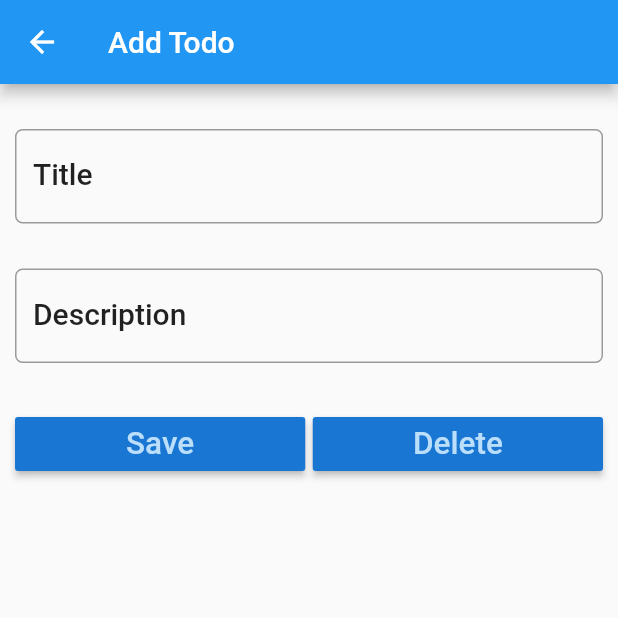
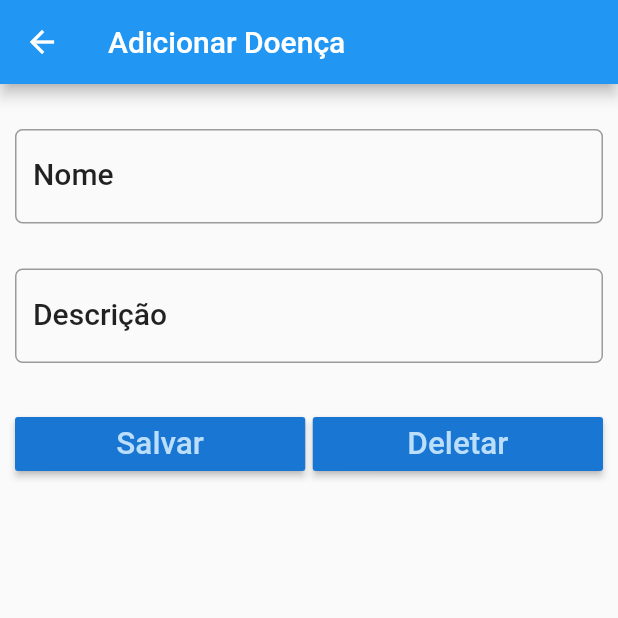
Before and after one commit to vambertojr/hope, a Flutter app: the TodoList screen opened directly, after a tap on the "add" icon, on a phone screen of 412 x 824 dp, the top half of it. Run offline on Flutter 3.47's test engine with Material 2 defaults, Android fonts, the phone set to English and light mode, and no system bars; our stand-ins replace sqflite; accounts and stored records are empty.

```diff
--- a/lib/todo_detail.dart
+++ b/lib/todo_detail.dart
@@ -70,7 +70,7 @@ class TodoDetailState extends State<TodoDetail> {
                       updateTitle();
                     },
                     decoration: InputDecoration(
-                        labelText: 'Title',
+                        labelText: 'Nome',
                         labelStyle: textStyle,
                         border: OutlineInputBorder(
                             borderRadius: BorderRadius.circular(5.0)
@@ -89,7 +89,7 @@ class TodoDetailState extends State<TodoDetail> {
                       updateDescription();
                     },
                     decoration: InputDecoration(
-                        labelText: 'Description',
+                        labelText: 'Descrição',
                         labelStyle: textStyle,
                         border: OutlineInputBorder(
                             borderRadius: BorderRadius.circular(5.0)
@@ -103,15 +103,19 @@ class TodoDetailState extends State<TodoDetail> {
                   child: Row(
                     children: <Widget>[
                       Expanded(
+                        // ignore: deprecated_member_use
                         child: RaisedButton(
                           color: Theme.of(context).primaryColorDark,
+
                           textColor: Theme.of(context).primaryColorLight,
+
                           child: Text(
-                            'Save',
+                            'Salvar',
                             textScaleFactor: 1.5,
+
                           ),
                           onPressed: () {
-                            setState(() {
+                              setState(() {
                               debugPrint("Save button clicked");
 
                               _save();
@@ -123,11 +127,12 @@ class TodoDetailState extends State<TodoDetail> {
                       Container(width: 5.0,),
 
                       Expanded(
+                        // ignore: deprecated_member_use
                         child: RaisedButton(
                           color: Theme.of(context).primaryColorDark,
                           textColor: Theme.of(context).primaryColorLight,
                           child: Text(
-                            'Delete',
+                            'Deletar',
                             textScaleFactor: 1.5,
                           ),
                           onPressed: () {
@@ -179,9 +184,9 @@ class TodoDetailState extends State<TodoDetail> {
     }
 
     if (result != 0) {  // Success
-      _showAlertDialog('Status', 'Todo Saved Successfully');
+      _showAlertDialog('Status', 'Doença Salva com Sucesso');
     } else {  // Failure
-      _showAlertDialog('Status', 'Problem Saving Todo');
+      _showAlertDialog('Status', 'Problema Para Salvar Doença');
     }
 
   }
@@ -198,9 +203,9 @@ class TodoDetailState extends State<TodoDetail> {
 
     int result = await helper.deleteTodo(todo.id);
     if (result != 0) {
-      _showAlertDialog('Status', 'Todo Deleted Successfully');
+      _showAlertDialog('Status', 'Doença Apagada Com Sucesso');
     } else {
-      _showAlertDialog('Status', 'Error Occured while Deleting Todo');
+      _showAlertDialog('Status', 'Ocorreu Um Erro da Deleção da Doença');
     }
   }
 
@@ -209,6 +214,7 @@ class TodoDetailState extends State<TodoDetail> {
     AlertDialog alertDialog = AlertDialog(
       title: Text(title),
       content: Text(message),
+      backgroundColor: Colors.white,
     );
     showDialog(
         context: context,
--- a/lib/todo_list.dart
+++ b/lib/todo_list.dart
@@ -26,16 +26,18 @@ class TodoListState extends State<TodoList> {
 
     return Scaffold(
       appBar: AppBar(
-        title: Text('Todos'),
+        title: Text("ADICIONAR DOENÇAS"),
+        backgroundColor: Colors.teal,
       ),
       body: getTodoListView(),
       floatingActionButton: FloatingActionButton(
+        backgroundColor: Colors.teal,
         onPressed: () {
           debugPrint('FAB clicked');
-          navigateToDetail(Todo('', '', ''), 'Add Todo');
+          navigateToDetail(Todo('', '', ''), 'Adicionar Doença');
         },
         tooltip: 'Add Todo',
-        child: Icon(Icons.add),
+        child: Icon(Icons.add, color: Colors.white),
       ),
     );
   }
@@ -69,7 +71,8 @@ class TodoListState extends State<TodoList> {
             ),
             onTap: () {
               debugPrint("ListTile Tapped");
-              navigateToDetail(this.todoList[position], 'Edit Todo');
+              navigateToDetail(this.todoList[position], 'Editar Doença');
+              Colors.teal;
             },
           ),
         );
@@ -84,13 +87,14 @@ class TodoListState extends State<TodoList> {
   void _delete(BuildContext context, Todo todo) async {
     int result = await databaseHelper.deleteTodo(todo.id);
     if (result != 0) {
-      _showSnackBar(context, 'Todo Deleted Successfully');
+      _showSnackBar(context, 'Doença Apagada com Sucesso');
       updateListView();
     }
   }
 
   void _showSnackBar(BuildContext context, String message) {
     final snackBar = SnackBar(content: Text(message));
+    // ignore: deprecated_member_use
     Scaffold.of(context).showSnackBar(snackBar);
   }
 
--- a/pubspec.yaml
+++ b/pubspec.yaml
@@ -25,8 +25,10 @@ dependencies:
     sdk: flutter
   sqflite: any
   path_provider: any
-  intl: ^0.15.7
-
+  intl: ^0.16.1
+  firebase_auth: ^0.20.0+1
+  firebase_core: ^0.7.0
+  firebase_auth_web: ^0.3.2+6
 
 
 
```
Also changed, not shown: lib/screens/homepage.dart (+12 -7 lines), lib/screens/login.dart (added, +123 -0 lines), pubspec.lock, 2 other files.
